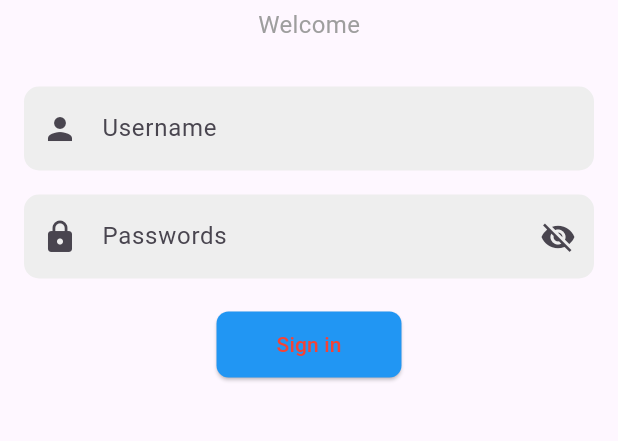
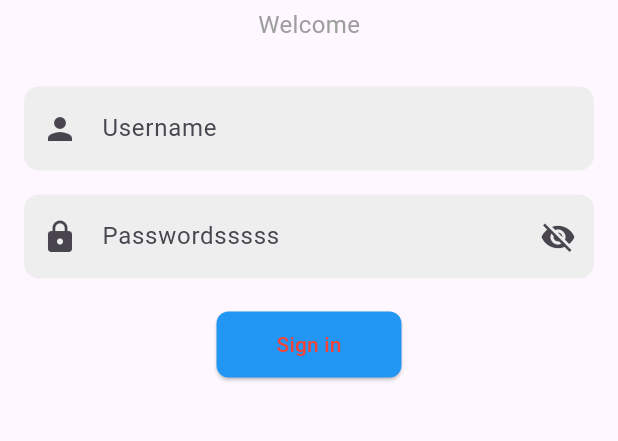
Before and after one commit to prarup/HRMS, a Flutter app: the screen it shows after launch, on a phone screen of 412 x 824 dp, the part 551-992 px from its top. Run offline on Flutter 3.47's test engine with Material 3 defaults, Android fonts, the phone set to English and light mode, and no system bars; our stand-ins replace flutter_secure_storage, geolocator; network calls fail.

Commit message:
test push

```diff
--- a/lib/login.dart
+++ b/lib/login.dart
@@ -133,7 +133,7 @@ class _LoginPageState extends State<LoginPage> {
                   obscureText: _obscurePassword,
                   decoration: InputDecoration(
                     prefixIcon: const Icon(Icons.lock),
-                    hintText: 'Passwords',
+                    hintText: 'Passwordsssss',
                     suffixIcon: IconButton(
                       icon: Icon(
                         _obscurePassword
```
